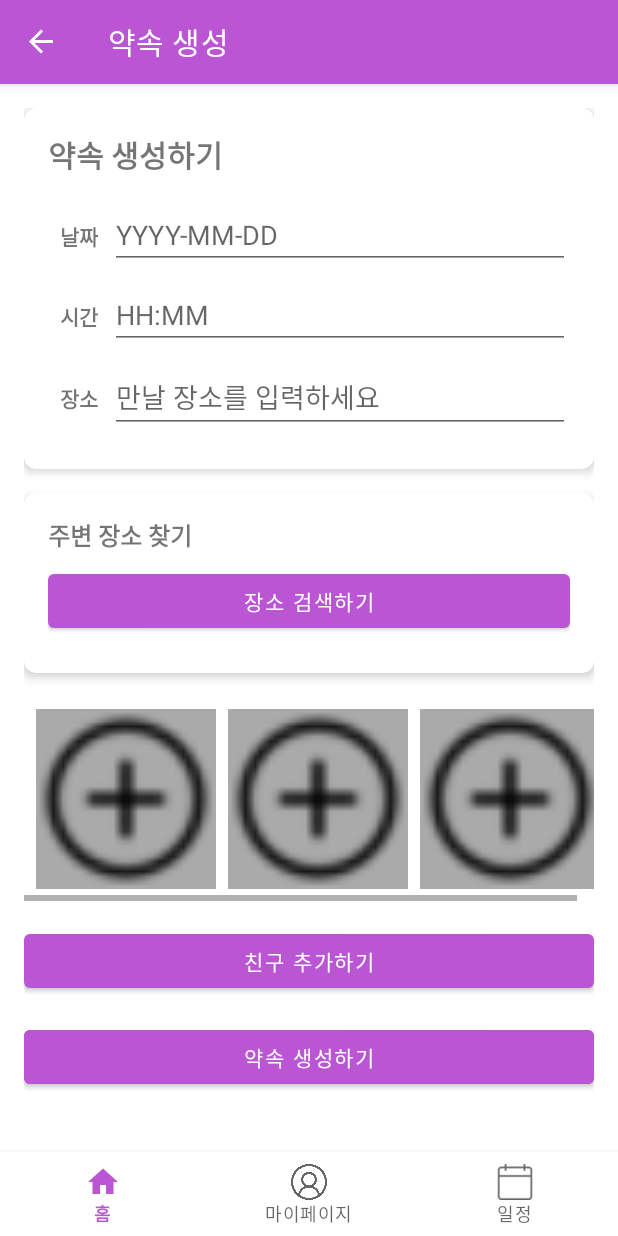
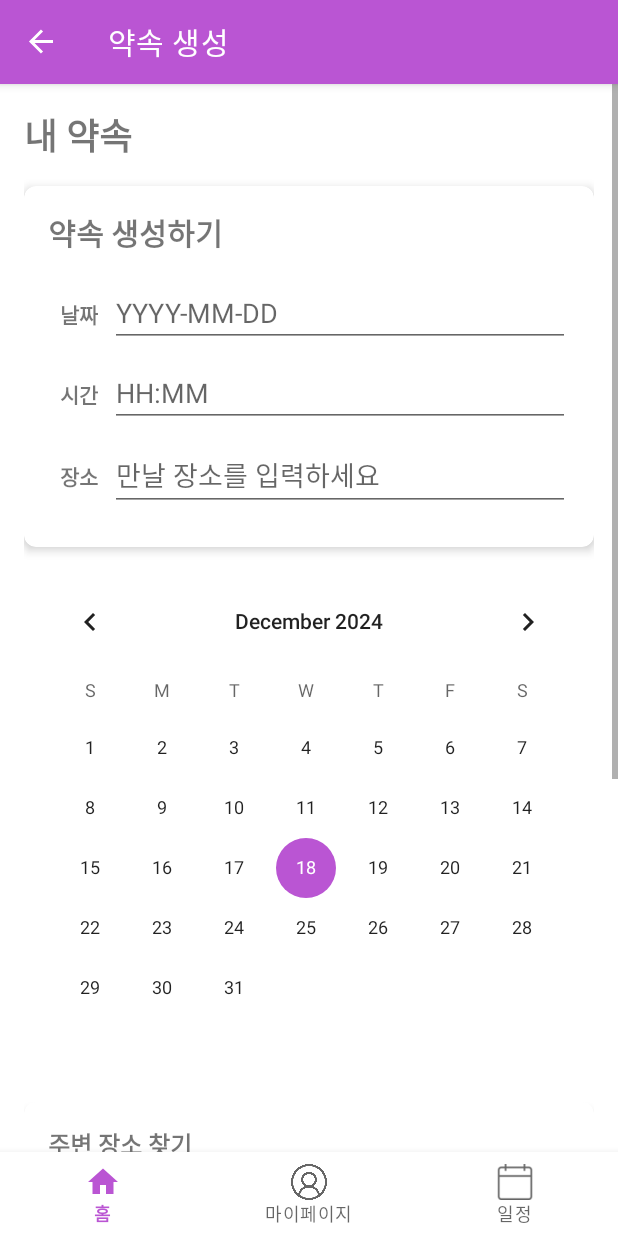
Before and after one commit to Jeha0101/AppointmentGeneration, an Android app: the ScheduleCreationFragment screen opened through its navigation route, on a phone screen of 412 x 824 dp. Run offline under Robolectric (Android 15) with nearby library versions, the phone set to English and light mode, and no system bars; our stand-ins replace navigation-ui.

Commit message:
item_schedule.xml 생성

```diff
--- a/app/src/main/java/ui/schedule/ScheduleCreationFragment.kt
+++ b/app/src/main/java/ui/schedule/ScheduleCreationFragment.kt
@@ -6,11 +6,21 @@ import android.view.View
 import android.view.ViewGroup
 import android.widget.Toast
 import androidx.fragment.app.Fragment
+import androidx.recyclerview.widget.LinearLayoutManager
+import androidx.recyclerview.widget.RecyclerView
+import com.example.appointmentgeneration.R
 import com.example.appointmentgeneration.databinding.ScheduleCreationFragmentBinding
+import java.util.*
+import android.widget.TextView
+
+
 
 class ScheduleCreationFragment : Fragment() {
     private var _binding: ScheduleCreationFragmentBinding? = null
     private val binding get() = _binding!!
+
+    private lateinit var scheduleAdapter: ScheduleAdapter
+    private val schedules = mutableListOf<Schedule>()
 
     override fun onCreateView(
         inflater: LayoutInflater,
@@ -23,19 +33,18 @@ class ScheduleCreationFragment : Fragment() {
 
     override fun onViewCreated(view: View, savedInstanceState: Bundle?) {
         super.onViewCreated(view, savedInstanceState)
-
         setupClickListeners()
+        setupCalendar()
+        setupRecyclerView()
     }
 
     private fun setupClickListeners() {
         binding.apply {
             btnSearchLocations.setOnClickListener {
-                // 장소 검색 기능 구현
                 Toast.makeText(context, "장소 검색 기능 구현 예정", Toast.LENGTH_SHORT).show()
             }
 
             btnAddFriend.setOnClickListener {
-                // 친구 추가 기능 구현
                 Toast.makeText(context, "친구 추가 기능 구현 예정", Toast.LENGTH_SHORT).show()
             }
 
@@ -45,13 +54,38 @@ class ScheduleCreationFragment : Fragment() {
         }
     }
 
+    private fun setupCalendar() {
+        binding.calendarView.setOnDateChangeListener { _, year, month, dayOfMonth ->
+            val selectedDate = Calendar.getInstance().apply {
+                set(year, month, dayOfMonth)
+            }
+            updateScheduleForDate(selectedDate)
+        }
+    }
+
+    private fun setupRecyclerView() {
+        scheduleAdapter = ScheduleAdapter(schedules)
+        binding.recyclerLocations.apply {
+            layoutManager = LinearLayoutManager(context)
+            adapter = scheduleAdapter
+        }
+    }
+
+    private fun updateScheduleForDate(date: Calendar) {
+        // 여기서 선택된 날짜에 해당하는 일정을 가져와 schedules 리스트를 업데이트합니다.
+        // 실제 앱에서는 데이터베이스나 API에서 데이터를 가져와야 합니다.
+        schedules.clear()
+        schedules.add(Schedule("오전 회의", "09:00 - 10:30", "회의실 A"))
+        schedules.add(Schedule("점심 식사", "12:00 - 13:00", "구내 식당"))
+        schedules.add(Schedule("프로젝트 미팅", "14:00 - 16:00", "회의실 B"))
+        scheduleAdapter.notifyDataSetChanged()
+    }
+
     private fun createSchedule() {
-        // 입력값 가져오기
         val date = binding.editDate.text.toString()
         val time = binding.editTime.text.toString()
         val place = binding.editPlace.text.toString()
 
-        // 입력값 검증
         if (date.isEmpty() || time.isEmpty() || place.isEmpty()) {
             Toast.makeText(context, "모든 필드를 입력해주세요", Toast.LENGTH_SHORT).show()
             return
@@ -59,6 +93,10 @@ class ScheduleCreationFragment : Fragment() {
 
         // 약속 생성 로직 구현
         Toast.makeText(context, "약속이 생성되었습니다", Toast.LENGTH_SHORT).show()
+
+        // 생성된 약속을 schedules 리스트에 추가하고 RecyclerView 갱신
+        schedules.add(Schedule(place, time, place))
+        scheduleAdapter.notifyItemInserted(schedules.size - 1)
     }
 
     override fun onDestroyView() {
@@ -66,3 +104,30 @@ class ScheduleCreationFragment : Fragment() {
         _binding = null
     }
 }
+
+data class Schedule(val title: String, val time: String, val location: String)
+
+class ScheduleAdapter(private val schedules: List<Schedule>) :
+    RecyclerView.Adapter<ScheduleAdapter.ScheduleViewHolder>() {
+
+    class ScheduleViewHolder(view: View) : RecyclerView.ViewHolder(view) {
+        val titleTextView: TextView = view.findViewById(R.id.textViewTitle)
+        val timeTextView: TextView = view.findViewById(R.id.textViewTime)
+        val locationTextView: TextView = view.findViewById(R.id.textViewLocation)
+    }
+
+    override fun onCreateViewHolder(parent: ViewGroup, viewType: Int): ScheduleViewHolder {
+        val view = LayoutInflater.from(parent.context)
+            .inflate(R.layout.item_schedule, parent, false)
+        return ScheduleViewHolder(view)
+    }
+
+    override fun onBindViewHolder(holder: ScheduleViewHolder, position: Int) {
+        val schedule = schedules[position]
+        holder.titleTextView.text = schedule.title
+        holder.timeTextView.text = schedule.time
+        holder.locationTextView.text = schedule.location
+    }
+
+    override fun getItemCount() = schedules.size
+}
--- a/app/src/main/res/layout/schedule_creation_fragment.xml
+++ b/app/src/main/res/layout/schedule_creation_fragment.xml
@@ -11,6 +11,16 @@
         android:layout_height="wrap_content"
         android:padding="16dp">
 
+        <TextView
+            android:id="@+id/textViewTitle"
+            android:layout_width="wrap_content"
+            android:layout_height="wrap_content"
+            android:text="내 약속"
+            android:textSize="24sp"
+            android:textStyle="bold"
+            app:layout_constraintTop_toTopOf="parent"
+            app:layout_constraintStart_toStartOf="parent"/>
+
         <!-- 약속 정보 입력 섹션 -->
         <androidx.cardview.widget.CardView
             android:id="@+id/cardScheduleInfo"
@@ -18,7 +28,8 @@
             android:layout_height="wrap_content"
             app:cardCornerRadius="8dp"
             app:cardElevation="4dp"
-            app:layout_constraintTop_toTopOf="parent">
+            android:layout_marginTop="16dp"
+            app:layout_constraintTop_toBottomOf="@id/textViewTitle">
 
             <LinearLayout
                 android:layout_width="match_parent"
@@ -74,6 +85,13 @@
             </LinearLayout>
         </androidx.cardview.widget.CardView>
 
+        <CalendarView
+            android:id="@+id/calendarView"
+            android:layout_width="match_parent"
+            android:layout_height="wrap_content"
+            android:layout_marginTop="16dp"
+            app:layout_constraintTop_toBottomOf="@id/cardScheduleInfo"/>
+
         <!-- 장소 추가 섹션 -->
         <androidx.cardview.widget.CardView
             android:id="@+id/cardLocations"
@@ -82,7 +100,7 @@
             android:layout_marginTop="16dp"
             app:cardCornerRadius="8dp"
             app:cardElevation="4dp"
-            app:layout_constraintTop_toBottomOf="@id/cardScheduleInfo">
+            app:layout_constraintTop_toBottomOf="@id/calendarView">
 
             <LinearLayout
                 android:layout_width="match_parent"
```
Also changed, not shown: app/src/main/java/com/example/appointmentgeneration/ui/home/HomeFragment.kt (+15 -18 lines), app/src/main/res/layout/item_schedule.xml (added, +27 -0 lines).
